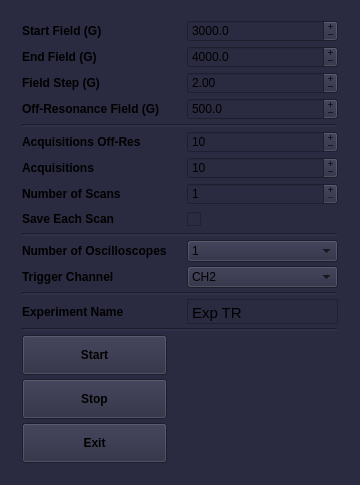
This is atomize/control_center/gui/tr_main_window.ui in Anatoly1010/Atomize_ITC as Qt 5 draws it before an edit. The edited form follows.
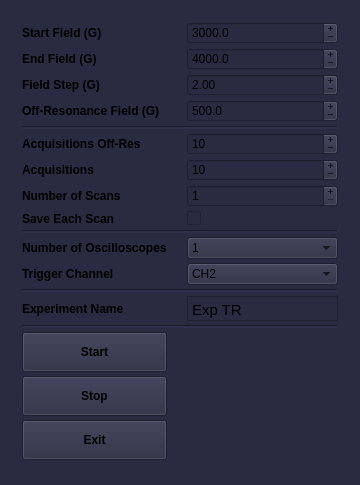
This is the edited form.

Diff of the .ui file:
```diff
--- a/atomize/control_center/gui/tr_main_window.ui
+++ b/atomize/control_center/gui/tr_main_window.ui
@@ -323,7 +323,7 @@
          <number>1</number>
         </property>
         <property name="maximum">
-         <double>9000.000000000000000</double>
+         <double>15000.000000000000000</double>
         </property>
         <property name="singleStep">
          <double>1.000000000000000</double>
@@ -611,7 +611,7 @@
       <item row="10" column="1">
        <widget class="QCheckBox" name="check_scan">
         <property name="text">
-         <string> </string>
+         <string/>
         </property>
        </widget>
       </item>
```
